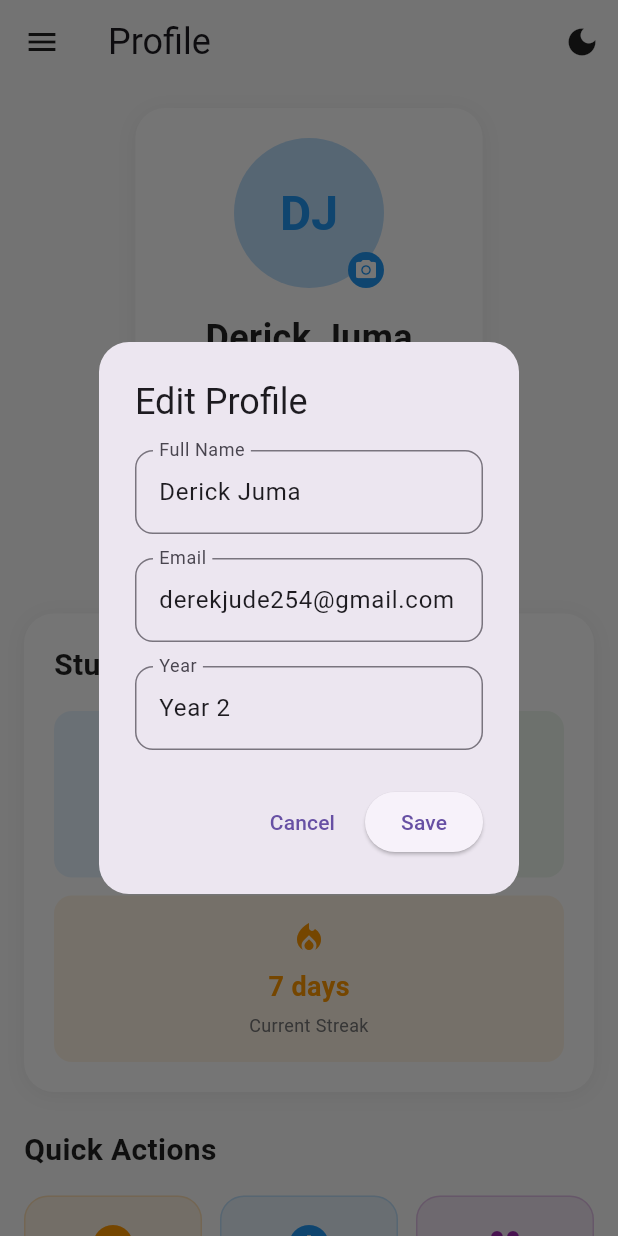
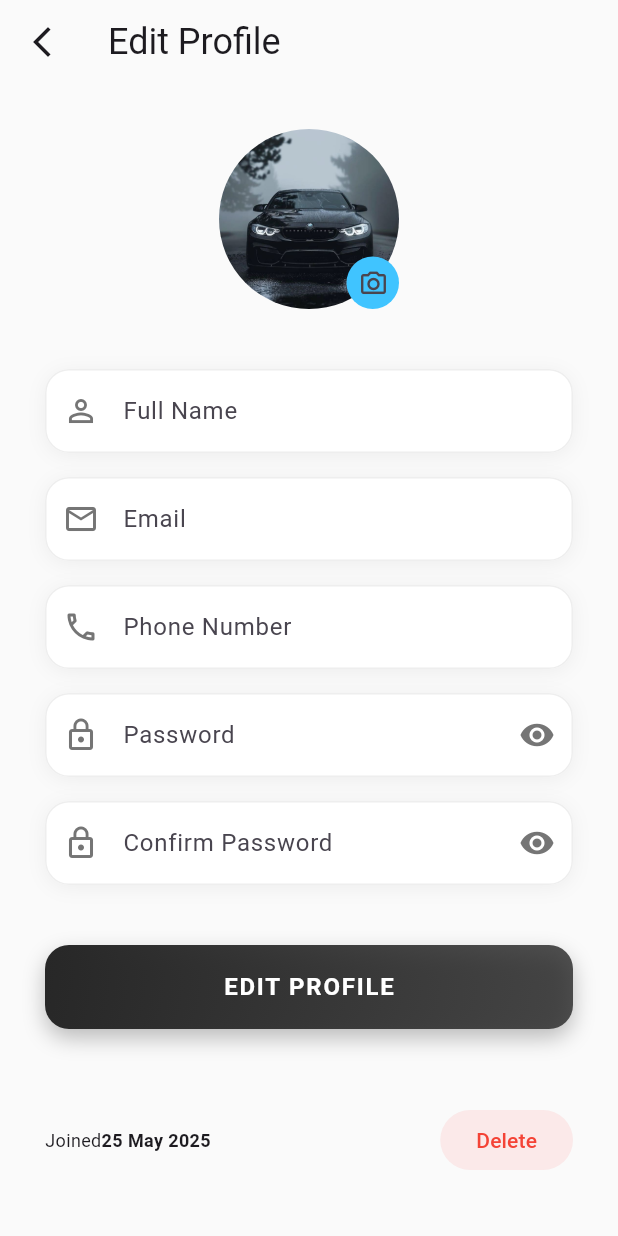
Before and after one commit to DevKorrir/SmartPace, a Flutter app: the ProfileScreen screen opened directly, after a tap on "Edit Profile", on a phone screen of 412 x 824 dp. Run offline on Flutter 3.47's test engine with Material 3 defaults, Android fonts, the phone set to English and light mode, and no system bars; our stand-ins replace firebase_auth, firebase_core, flutter_otp_text_field, get, google_fonts; accounts and stored records are empty.

Commit message:
created edit profile screen

```diff
--- a/lib/src/constants/image_string.dart
+++ b/lib/src/constants/image_string.dart
@@ -6,3 +6,5 @@ const String tWelcomeScreenImage ="assets/images/welcome.png";
 const String tGoogleLogoImage ="assets/logo/google.webp";
 
 const String tForgotImage = "assets/images/forgot.png";
+
+const String tProfileImage = "assets/images/profile.jpg";
--- a/lib/src/features/authentication/controllers/sign_up_controller.dart
+++ b/lib/src/features/authentication/controllers/sign_up_controller.dart
@@ -132,8 +132,6 @@ class SignUpController extends GetxController {
     try {
       isLoading.value = true;
 
-      // Call registerUser with actual email and password values
-      // Replace these with your actual form field values
       await registerUser(emailController.text, passwordController.text);
 
       // Success - Show success message
--- a/lib/src/features/screens/profile/controllers/profile-controller.dart
+++ b/lib/src/features/screens/profile/controllers/profile-controller.dart
@@ -6,7 +6,7 @@ class ProfileController extends GetxController {
   final userName = "Derick Juma".obs;
   final userEmail = "derekjude254@gmail.com".obs;
   final userYear = "Year 2".obs;
-  final profileImageUrl = "".obs;
+  final profileImageUrl = "assets/images/profile.jpg".obs;
 
   // Study statistics
   final totalSessions = 45.obs;
@@ -109,4 +109,92 @@ class ProfileController extends GetxController {
   String getInitials(String name) {
     return name.split(' ').map((word) => word[0]).take(2).join().toUpperCase();
   }
+
+  final fullNameController = TextEditingController();
+  final emailController = TextEditingController();
+  final phoneController = TextEditingController();
+  final passwordController = TextEditingController();
+  final confirmPasswordController = TextEditingController();
+
+  // Observable variables
+  var isPasswordVisible = false.obs;
+  var isConfirmPasswordVisible = false.obs;
+  var isLoading = false.obs;
+  var acceptTerms = false.obs;
+
+  // Error messages
+  var fullNameError = ''.obs;
+  var emailError = ''.obs;
+  var phoneError = ''.obs;
+  var passwordError = ''.obs;
+  var confirmPasswordError = ''.obs;
+
+
+  // Toggle password visibility
+  void togglePasswordVisibility() {
+    isPasswordVisible.value = !isPasswordVisible.value;
+  }
+
+  // Toggle confirm password visibility
+  void toggleConfirmPasswordVisibility() {
+    isConfirmPasswordVisible.value = !isConfirmPasswordVisible.value;
+  }
+
+
+  // Validate full name
+  void validateFullName(String value) {
+  if (value.length < 2) {
+      fullNameError.value = 'Name must be at least 2 characters';
+    } else {
+      fullNameError.value = '';
+    }
+  }
+
+  // Validate email
+  void validateEmail(String value) {
+    if (!GetUtils.isEmail(value)) {
+      emailError.value = 'Please enter a valid email';
+    } else {
+      emailError.value = '';
+    }
+  }
+
+  // Validate phone
+  void validatePhone(String value) {
+    if (!GetUtils.isPhoneNumber(value)) {
+      phoneError.value = 'Please enter a valid phone number';
+    } else {
+      phoneError.value = '';
+    }
+  }
+
+  // Validate password
+  void validatePassword(String value) {
+    if (value.length < 8) {
+      passwordError.value = 'Password must be at least 8 characters';
+    } else if (!RegExp(r'^(?=.*[a-z])(?=.*[A-Z])(?=.*\d)').hasMatch(value)) {
+      passwordError.value =
+      'Password must contain uppercase, lowercase and number';
+    } else {
+      passwordError.value = '';
+    }
+
+    // Revalidate confirm password if it's not empty
+    if (confirmPasswordController.text.isNotEmpty) {
+      validateConfirmPassword(confirmPasswordController.text);
+    }
+  }
+
+  // Validate confirm password
+  void validateConfirmPassword(String value) {
+    if (value.isEmpty && value != passwordController.text ) {
+      confirmPasswordError.value = 'Please confirm your password';
+    } else if (value != passwordController.text) {
+      confirmPasswordError.value = 'Passwords do not match';
+    } else {
+      confirmPasswordError.value = '';
+    }
+  }
+
+
 }
--- a/lib/src/features/screens/profile/widgets/profile_header.dart
+++ b/lib/src/features/screens/profile/widgets/profile_header.dart
@@ -1,5 +1,6 @@
 import 'package:flutter/material.dart';
 import 'package:get/get.dart';
+import 'package:smart_pace/src/features/screens/profile/widgets/update_profile.dart';
 
 import '../controllers/profile-controller.dart';
 
@@ -43,7 +44,7 @@ class ProfileHeader extends StatelessWidget {
                             ),
                           )
                           : ClipOval(
-                            child: Image.network(
+                            child: Image.asset(
                               controller.profileImageUrl.value,
                               width: 100,
                               height: 100,
@@ -112,7 +113,8 @@ class ProfileHeader extends StatelessWidget {
 
           // Edit Profile Button
           ElevatedButton.icon(
-            onPressed: () => _showEditProfileDialog(controller),
+            onPressed: () => Get.to(UpdateProfile()),
+
             icon: const Icon(Icons.edit, size: 18),
             label: const Text('Edit Profile'),
             style: ElevatedButton.styleFrom(
@@ -128,10 +130,17 @@ class ProfileHeader extends StatelessWidget {
       ),
     );
   }
-   void _showEditProfileDialog(ProfileController controller) {
-    final nameController = TextEditingController(text: controller.userName.value);
-    final emailController = TextEditingController(text: controller.userEmail.value);
-    final gradeController = TextEditingController(text: controller.userYear.value);
+
+  void _showEditProfileDialog(ProfileController controller) {
+    final nameController = TextEditingController(
+      text: controller.userName.value,
+    );
+    final emailController = TextEditingController(
+      text: controller.userEmail.value,
+    );
+    final gradeController = TextEditingController(
+      text: controller.userYear.value,
+    );
 
     Get.dialog(
       AlertDialog(
@@ -144,7 +153,9 @@ class ProfileHeader extends StatelessWidget {
               controller: nameController,
               decoration: InputDecoration(
                 labelText: 'Full Name',
-                border: OutlineInputBorder(borderRadius: BorderRadius.circular(12)),
+                border: OutlineInputBorder(
+                  borderRadius: BorderRadius.circular(12),
+                ),
               ),
             ),
             const SizedBox(height: 16),
@@ -152,7 +163,9 @@ class ProfileHeader extends StatelessWidget {
               controller: emailController,
               decoration: InputDecoration(
                 labelText: 'Email',
-                border: OutlineInputBorder(borderRadius: BorderRadius.circular(12)),
+                border: OutlineInputBorder(
+                  borderRadius: BorderRadius.circular(12),
+                ),
               ),
             ),
             const SizedBox(height: 16),
@@ -160,16 +173,15 @@ class ProfileHeader extends StatelessWidget {
               controller: gradeController,
               decoration: InputDecoration(
                 labelText: 'Year',
-                border: OutlineInputBorder(borderRadius: BorderRadius.circular(12)),
+                border: OutlineInputBorder(
+                  borderRadius: BorderRadius.circular(12),
+                ),
               ),
             ),
           ],
         ),
         actions: [
-          TextButton(
-            onPressed: () => Get.back(),
-            child: const Text('Cancel'),
-          ),
+          TextButton(onPressed: () => Get.back(), child: const Text('Cancel')),
           ElevatedButton(
             onPressed: () {
               controller.updateProfile(
--- /dev/null
+++ b/lib/src/features/screens/profile/widgets/profile_text_field.dart
@@ -0,0 +1,68 @@
+import 'package:flutter/material.dart';
+
+import '../../../../constants/colors.dart';
+
+Widget PTextField({
+  required String label,
+  required String hint,
+  required IconData prefixIcon,
+  bool isPassword = false,
+  bool obscureText = false,
+  Widget? suffixIcon,
+  TextInputType? keyboardType,
+  String? errorText,
+  TextEditingController? controller,
+  Function(String)? onChanged,
+}) {
+  return Container(
+    decoration: BoxDecoration(
+      borderRadius: BorderRadius.circular(16),
+      boxShadow: [
+        BoxShadow(
+          color: Colors.black.withOpacity(0.05),
+          blurRadius: 10,
+          offset: const Offset(0, 2),
+        ),
+      ],
+    ),
+    child: TextField(
+       controller: controller,
+      obscureText: obscureText,
+      keyboardType: keyboardType,
+      onChanged: onChanged,
+      decoration: InputDecoration(
+        labelText: label,
+        hintText: hint,
+        prefixIcon: Icon(prefixIcon, color: Colors.grey[600]),
+        suffixIcon: suffixIcon,
+        errorText: errorText,
+        filled: true,
+        fillColor: Colors.white,
+        border: OutlineInputBorder(
+          borderRadius: BorderRadius.circular(16),
+          borderSide: BorderSide.none,
+        ),
+        enabledBorder: OutlineInputBorder(
+          borderRadius: BorderRadius.circular(16),
+          borderSide: BorderSide(color: Colors.grey[200]!),
+        ),
+        focusedBorder: OutlineInputBorder(
+          borderRadius: BorderRadius.circular(16),
+          borderSide: BorderSide(color: tSecondaryColor, width: 2),
+        ),
+        errorBorder: OutlineInputBorder(
+          borderRadius: BorderRadius.circular(16),
+          borderSide: BorderSide(color: Colors.red[400]!, width: 2),
+        ),
+        focusedErrorBorder: OutlineInputBorder(
+          borderRadius: BorderRadius.circular(16),
+          borderSide: BorderSide(color: Colors.red[400]!, width: 2),
+        ),
+        contentPadding: const EdgeInsets.symmetric(
+          horizontal: 16,
+          vertical: 16,
+        ),
+      ),
+    ),
+  );
+}
--- /dev/null
+++ b/lib/src/features/screens/profile/widgets/update_profile.dart
@@ -0,0 +1,194 @@
+import 'package:flutter/material.dart';
+import 'package:get/get.dart';
+import 'package:smart_pace/src/common_widgets/buttons/modern_button.dart';
+import 'package:smart_pace/src/constants/colors.dart';
+import 'package:smart_pace/src/constants/image_string.dart';
+import 'package:smart_pace/src/constants/sizes.dart';
+
+import '../controllers/profile-controller.dart';
+import 'profile_text_field.dart';
+
+class UpdateProfile extends StatelessWidget {
+  const UpdateProfile({super.key});
+
+  @override
+  Widget build(BuildContext context) {
+    final ProfileController controller = Get.put(ProfileController());
+
+    return Scaffold(
+      backgroundColor: Colors.grey[50],
+      appBar: AppBar(
+        backgroundColor: Colors.grey[50],
+        title: Text(
+          "Edit Profile",
+          style: Theme.of(context).textTheme.headlineSmall,
+        ),
+        leading: IconButton(
+          onPressed: () => Get.back(),
+          icon: Icon(Icons.arrow_back_ios_new),
+        ),
+      ),
+      body: SingleChildScrollView(
+        child: Container(
+          padding: const EdgeInsets.all(tDefaultSize),
+          child: Column(
+            children: [
+              Stack(
+                children: [
+                  SizedBox(
+                    width: 120,
+                    height: 120,
+                    child: ClipOval(
+                      child: Image.asset(
+                        tProfileImage,
+                        width: 100,
+                        height: 100,
+                        fit: BoxFit.cover,
+                      ),
+                    ),
+                  ),
+                  Positioned(
+                    bottom: 0,
+                    right: 0,
+                    child: Container(
+                      width: 35,
+                      height: 35,
+                      decoration: BoxDecoration(
+                        color: Colors.lightBlueAccent,
+                        borderRadius: BorderRadius.circular(100),
+                      ),
+                      child: Center(
+                        child: IconButton(
+                          onPressed: () {},
+                          icon: Icon(Icons.camera_alt_outlined, size: 20),
+                        ),
+                      ),
+                    ),
+                  ),
+                ],
+              ),
+
+              const SizedBox(height: 40),
+
+              PTextField(
+                label: 'Full Name',
+                hint: 'Enter your full name',
+                prefixIcon: Icons.person_outline,
+              ),
+
+              const SizedBox(height: 16),
+
+              // Email Field
+              PTextField(
+                label: 'Email',
+                hint: 'Enter your email',
+                prefixIcon: Icons.email_outlined,
+                keyboardType: TextInputType.emailAddress,
+              ),
+
+              const SizedBox(height: 16),
+
+              // Phone Field
+              PTextField(
+                label: 'Phone Number',
+                hint: 'Enter your phone number',
+                prefixIcon: Icons.phone_outlined,
+                keyboardType: TextInputType.phone,
+              ),
+
+              const SizedBox(height: 16),
+
+              // Password Field
+              Obx(
+                () => PTextField(
+                  controller: controller.passwordController,
+                  label: 'Password',
+                  hint: 'Create a strong password',
+                  prefixIcon: Icons.lock_outline,
+                  isPassword: true,
+                  obscureText: !controller.isPasswordVisible.value,
+                  onChanged: controller.validatePassword,
+                  suffixIcon: IconButton(
+                    onPressed: controller.togglePasswordVisibility,
+                    icon: Icon(
+                      controller.isPasswordVisible.value
+                          ? Icons.visibility_off
+                          : Icons.visibility,
+                      color: Colors.grey[600],
+                    ),
+                  ),
+                ),
+              ),
+
+              const SizedBox(height: 16),
+
+              // Confirm Password Field
+              Obx(
+                () => PTextField(
+                  controller: controller.confirmPasswordController,
+                  label: 'Confirm Password',
+                  hint: 'Confirm your password',
+                  prefixIcon: Icons.lock_outline,
+                  isPassword: true,
+                  obscureText: !controller.isConfirmPasswordVisible.value,
+                  onChanged: controller.validateConfirmPassword,
+                  suffixIcon: IconButton(
+                    onPressed: controller.toggleConfirmPasswordVisibility,
+                    icon: Icon(
+                      controller.isConfirmPasswordVisible.value
+                          ? Icons.visibility_off
+                          : Icons.visibility,
+                      color: Colors.grey[600],
+                    ),
+                  ),
+                ),
+              ),
+
+              const SizedBox(height: 40),
+              ModernButton(
+                text: "Edit Profile",
+                isPrimary: true,
+                onPressed: () {},
+                color: tSecondaryColor,
+              ),
+
+              const SizedBox(height: 50),
+              Row(
+                mainAxisAlignment: MainAxisAlignment.spaceBetween,
+                children: [
+                  Text.rich(
+                    TextSpan(
+                      text: "Joined",
+                      style: TextStyle(fontSize: 12),
+                      children: [
+                        TextSpan(
+                          text: "25 May 2025",
+                          style: TextStyle(
+                            fontWeight: FontWeight.bold,
+                            fontSize: 12,
+                          ),
+                        ),
+                      ],
+                    ),
+                  ),
+                  ElevatedButton(
+                    onPressed: () {},
+                    style: ElevatedButton.styleFrom(
+                      backgroundColor: Colors.redAccent.withOpacity(0.1),
+                      elevation: 0,
+                      foregroundColor: Colors.red,
+                      shape: const StadiumBorder(),
+                      side: BorderSide.none,
+
+                    ),
+                    child: const Text("Delete"),
+                  ),
+                ],
+              ),
+            ],
+          ),
+        ),
+      ),
+    );
+  }
+}
--- a/pubspec.yaml
+++ b/pubspec.yaml
@@ -44,7 +44,7 @@ flutter:
   assets:
     - assets/images/
     - assets/logo/
-  #   - images/a_dot_ham.jpeg
+    - assets/images/profile.jpg
 
 
   # fonts:
```
Also changed, not shown: assets/images/profile.jpg (added), pubspec.lock.
